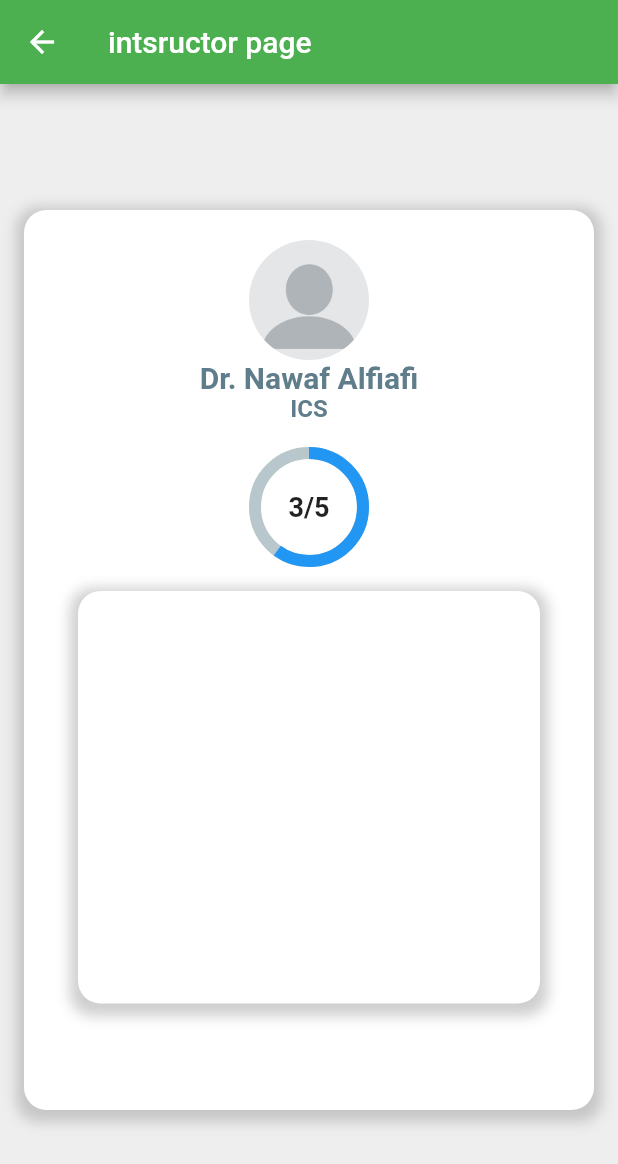
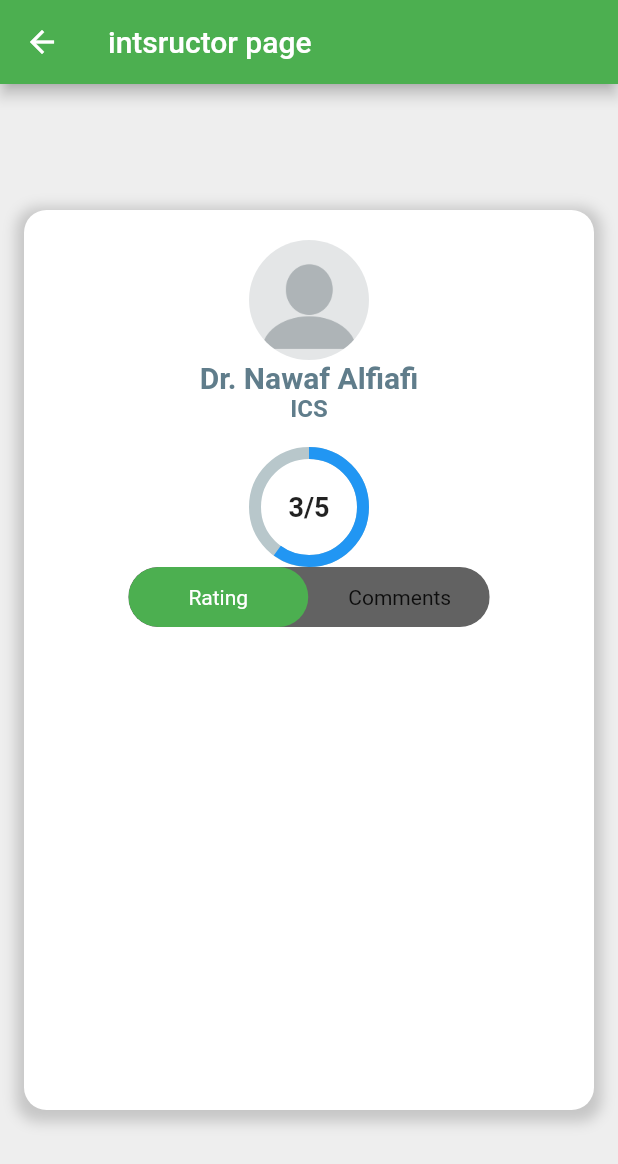
Before and after one commit to petroly-initiative/petroly-flutter, a Flutter app: the Instructor screen opened by its route, on a phone screen of 412 x 824 dp. Shown: the top 1164 px of the screen. Run offline on Flutter 3.47's test engine with Material 2 defaults, Android fonts, the light colour scheme and no system bars; drawn by our look-alikes of percent_indicator, toggle_switch; our stand-ins replace flutter_rating_bar, font_awesome_flutter.

Commit message:
Adding switch for comment and rating

```diff
--- a/lib/app/evaluation/instructor_page.dart
+++ b/lib/app/evaluation/instructor_page.dart
@@ -2,6 +2,7 @@ import 'package:flutter/cupertino.dart';
 import 'package:flutter/material.dart';
 import 'package:petroly/custom_widgets/form_contianer.dart';
 import 'package:percent_indicator/percent_indicator.dart';
+import 'package:toggle_switch/toggle_switch.dart';
 
 class Instructor extends StatefulWidget {
   @override
@@ -66,7 +67,21 @@ Widget _buildContent(BuildContext context) {
             ),
             progressColor: Colors.blue,
           ),
-          CustomContianer(height: 275, child: Column()),
+          ToggleSwitch(
+            cornerRadius: 20.0,
+            radiusStyle: true,
+            initialLabelIndex: 0,
+            minWidth: 120,
+            totalSwitches: 2,
+            labels: ['Rating', 'Comments'],
+            onToggle: (index) {
+              if (index == 0) {
+                CustomContianer(height: 250, child: Column());
+              } else {
+                CustomContianer(height: 200, child: Column());
+              }
+            },
+          ),
         ],
       ),
     )
--- a/pubspec.yaml
+++ b/pubspec.yaml
@@ -25,6 +25,7 @@ dependencies:
 
   flutter_rating_bar: ^4.0.0
   percent_indicator: ^3.3.0-nullsafety.1
+  toggle_switch: ^1.1.0
 
   font_awesome_flutter: ^9.0.0-nullsafety
   flutter_svg:  ^0.22.0
```
Also changed, not shown: pubspec.lock.
